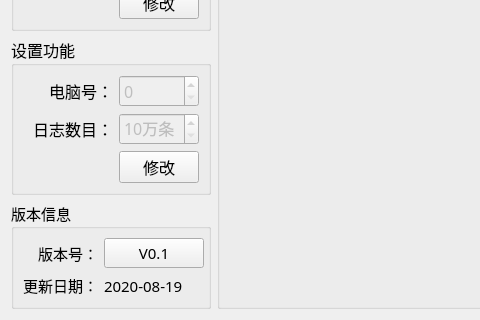
Old version of the form IMM-CalibrateTool/IMM-CalibrateTool/setups/setup_mainwid.ui in the repository ChinaClever/ScalePoint; both pictures show x 0 to 480 and y 341 to 661 of the 1024 by 661 pixel window.
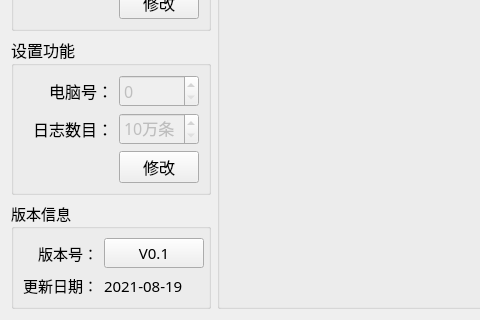
New version of the form.

```diff
--- a/IMM-CalibrateTool/IMM-CalibrateTool/setups/setup_mainwid.ui
+++ b/IMM-CalibrateTool/IMM-CalibrateTool/setups/setup_mainwid.ui
@@ -384,7 +384,7 @@
       <item row="1" column="2">
        <widget class="QLabel" name="label_date">
         <property name="text">
-         <string>2020-08-19</string>
+         <string>2021-08-19</string>
         </property>
        </widget>
       </item>
```
